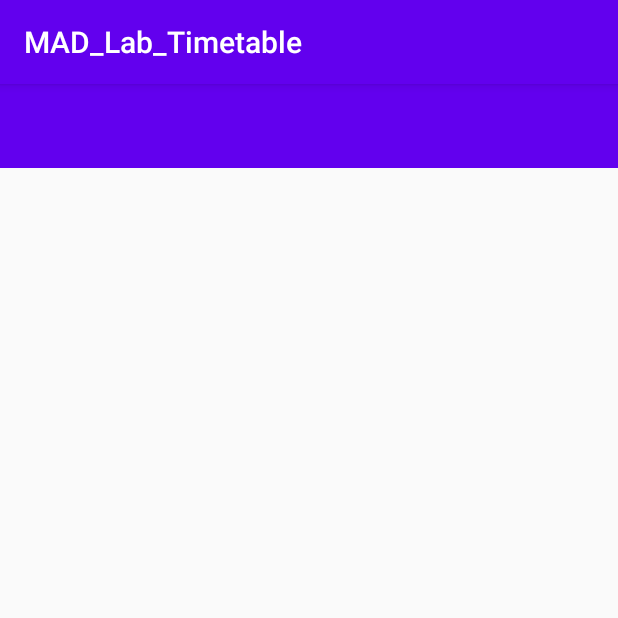
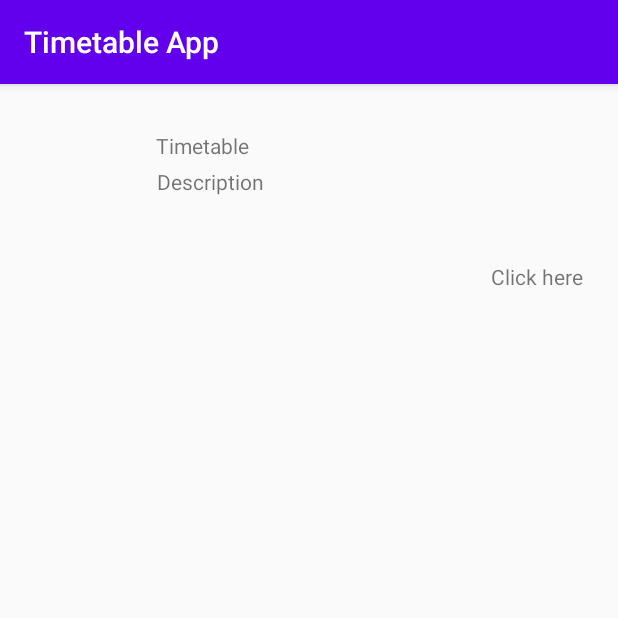
Before and after one commit to Maniskumar23/Time_table_App, an Android app: the screen it shows after launch (MainActivity), on a phone screen of 412 x 824 dp, the top half of it. Run offline under Robolectric (Android 15) with nearby library versions, the phone set to English and light mode, and no system bars.

Commit message:
second commit

```diff
--- a/MAD_Lab_Timetable/app/src/main/java/com/example/mad_lab_timetable/MainActivity.java
+++ b/MAD_Lab_Timetable/app/src/main/java/com/example/mad_lab_timetable/MainActivity.java
@@ -1,15 +1,117 @@
 package com.example.mad_lab_timetable;
 
 
+import android.content.Context;
 import android.os.Bundle;
+import androidx.appcompat.widget.Toolbar;
+import android.view.LayoutInflater;
+import android.view.View;
+import android.view.ViewGroup;
+import android.widget.BaseAdapter;
+import android.widget.ImageView;
+import android.widget.ListView;
+import android.widget.TextView;
 
 import androidx.appcompat.app.AppCompatActivity;
 
 public class MainActivity extends AppCompatActivity {
 
+    private Toolbar toolbar;
+    private ListView listView;
+
     @Override
     protected void onCreate(Bundle savedInstanceState) {
         super.onCreate(savedInstanceState);
-        setContentView(R.layout.activity_main);
+        setContentView(R.layout.main_activity_single_item);
+
+        setupUIViews();
+        initToolbar();
+    }
+
+    private void setupUIViews(){
+        toolbar=(Toolbar)findViewById(R.id.Toolbar);
+        listView=(ListView)findViewById(R.id.Listview);
+
+    }
+    private void initToolbar(){
+        setSupportActionBar(toolbar);
+        getSupportActionBar().setTitle("Timetable App");
+
+
+    }
+    private void setupListView(){
+        String[] title=getResources().getStringArray(R.array.Main);
+        String[] description= getResources().getStringArray(R.array.Description);
+
+        SimpleAdapter simpleAdapter=new SimpleAdapter(this,title,description);
+        listView.setAdapter(simpleAdapter);
+    }
+
+
+    public void setSupportActionBar(Toolbar toolbar) {
+    }
+    public class SimpleAdapter extends BaseAdapter{
+
+        private Context mContext;
+        private LayoutInflater layoutInflater;
+        private TextView title,description;
+        private String[] titleArray;
+        private String[] descriptionArray;
+        private ImageView imageView;
+
+        public SimpleAdapter(Context context, String[] title, String[] description){
+            mContext = context;
+            titleArray= title;
+            descriptionArray=description;
+            layoutInflater=LayoutInflater.from(context);
+        }
+
+        @Override
+        public int getCount() {
+            return titleArray.length;
+        }
+
+        @Override
+        public Object getItem(int position) {
+            return titleArray[position];
+        }
+
+        @Override
+        public long getItemId(int position) {
+            return position;
+        }
+
+        @Override
+        public View getView(int position, View convertView, ViewGroup parent) {
+            if(convertView==null){
+                convertView=layoutInflater(R.layout.main_activity_single_item,null);
+            }
+
+            title=(TextView)convertView.findViewById(R.id.textView);
+            description=(TextView)convertView.findViewById(R.id.textView2);
+            imageView= (ImageView) convertView.findViewById(R.id.ImageView);
+
+            title.setText(titleArray[Integer.parseInt(titleArray[position])]);
+            description.setText(descriptionArray[position]);
+
+            if(titleArray[position].equalsIgnoreCase("Timetable")){
+                imageView.setImageResource(R.drawable.timetable);
+            }else if (titleArray[position].equalsIgnoreCase("Subject")){
+                imageView.setImageResource(R.drawable.book);
+            }else if (titleArray[position].equalsIgnoreCase("Faculty")){
+                imageView.setImageResource(R.drawable.contact);
+            }else {
+                imageView.setImageResource(R.drawable.settings);
+            }
+
+            return convertView;
+
+
+        }
+
+
+        private View layoutInflater(int main_activity_single_item, Object o) {
+            return null;
+        }
     }
 }
--- a/MAD_Lab_Timetable/app/src/main/res/layout/main_activity_single_item.xml
+++ b/MAD_Lab_Timetable/app/src/main/res/layout/main_activity_single_item.xml
@@ -25,6 +25,7 @@
         app:layout_constraintTop_toTopOf="parent">
 
         <ImageView
+            android:id="@+id/ImageView"
             android:layout_width="80dp"
             android:layout_height="105dp"
             android:layout_alignParentTop="true"
--- a/MAD_Lab_Timetable/app/src/main/res/values/strings.xml
+++ b/MAD_Lab_Timetable/app/src/main/res/values/strings.xml
@@ -1,3 +1,16 @@
 <resources>
     <string name="app_name">MAD_Lab_Timetable</string>
+
+    <string-array name="Main">
+        <item>Timetable</item>
+        <item>Subjects</item>
+        <item>Faculty</item>
+        <item>Resource</item>
+    </string-array>
+    <string-array name="Description">
+        <item>Description 1</item>
+        <item>Description 2</item>
+        <item>Description 3</item>
+        <item>Description 4</item>
+    </string-array>
 </resources>
```
Also changed, not shown: MAD_Lab_Timetable/app/src/main/res/drawable/book.png (added), MAD_Lab_Timetable/app/src/main/res/drawable/calender.png (added), MAD_Lab_Timetable/app/src/main/res/drawable/contact.png (added), MAD_Lab_Timetable/app/src/main/res/drawable/play.png (added), MAD_Lab_Timetable/app/src/main/res/drawable/settings.png (added), MAD_Lab_Timetable/app/src/main/res/drawable/timetable.png (added).
